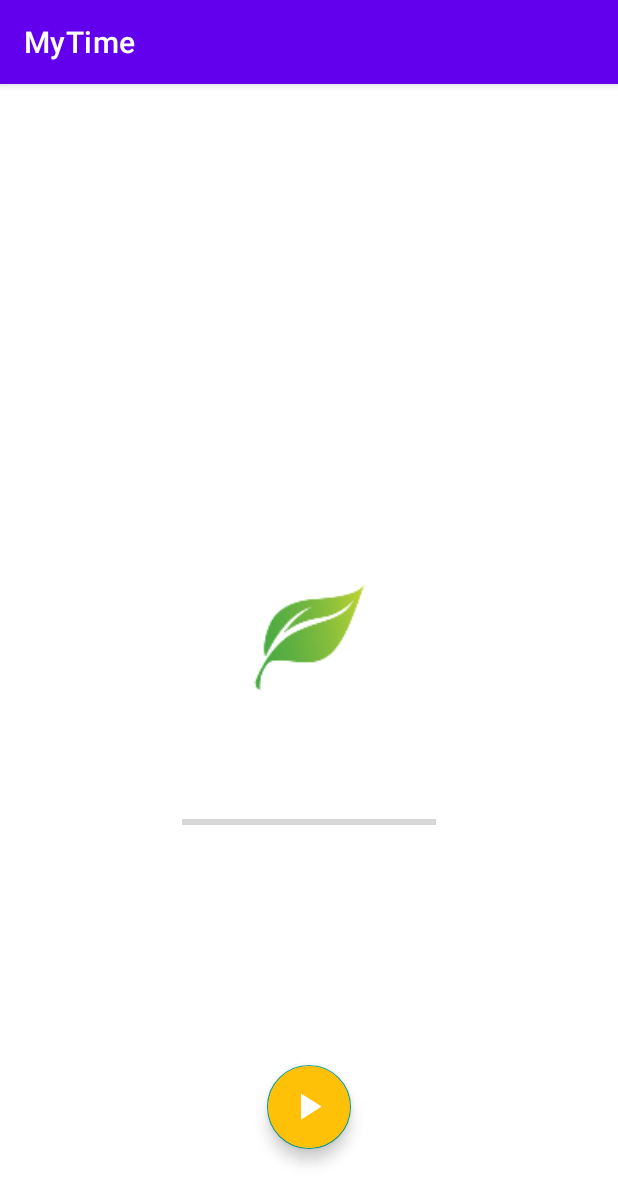
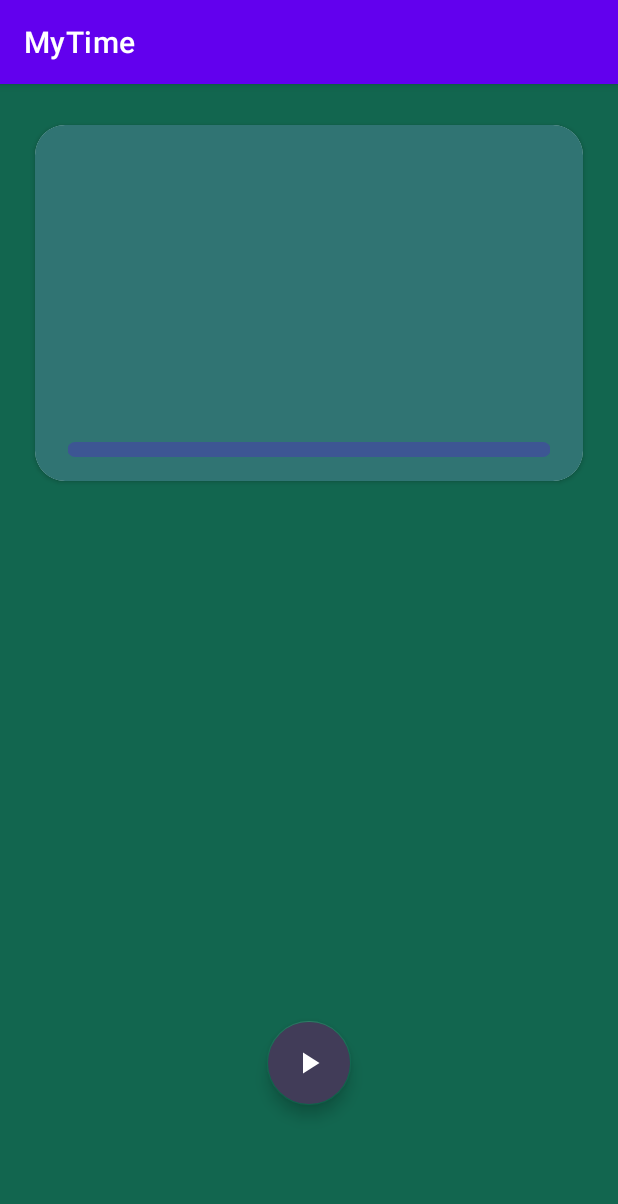
Before and after one commit to CamiloSinningUN/MyTime, an Android app: the screen it shows after launch (MainActivity), on a phone screen of 412 x 824 dp. Shown: the top 1204 px of the screen. Run offline under Robolectric (Android 15) with nearby library versions, the phone set to English and light mode, and no system bars.

Commit message:
new design

```diff
--- a/app/src/main/res/layout/activity_main.xml
+++ b/app/src/main/res/layout/activity_main.xml
@@ -4,44 +4,84 @@
     xmlns:tools="http://schemas.android.com/tools"
     android:layout_width="match_parent"
     android:layout_height="match_parent"
+    android:background="#12664F"
+    android:backgroundTint="#12664F"
     tools:context=".MainActivity">
 
-    <ProgressBar
-        android:id="@+id/progressBar"
-        style="?android:attr/progressBarStyleHorizontal"
-        android:layout_width="169dp"
-        android:layout_height="0dp"
-        android:layout_marginBottom="245dp"
+    <com.google.android.material.floatingactionbutton.FloatingActionButton
+        android:id="@+id/floatingActionButton2"
+        android:layout_width="wrap_content"
+        android:layout_height="wrap_content"
+        android:layout_marginBottom="87dp"
+        android:backgroundTint="#413C58"
+        android:clickable="true"
+        app:backgroundTint="#12664F"
         app:layout_constraintBottom_toBottomOf="parent"
         app:layout_constraintEnd_toEndOf="parent"
         app:layout_constraintStart_toStartOf="parent"
-        app:layout_constraintTop_toBottomOf="@+id/status" />
+        app:srcCompat="@drawable/ic_baseline_play_arrow_24" />
 
-    <ImageView
-        android:id="@+id/status"
-        android:layout_width="170dp"
+    <ScrollView
+        android:id="@+id/scrollView2"
+        android:layout_width="0dp"
         android:layout_height="0dp"
-        android:layout_marginTop="275dp"
-        android:layout_marginBottom="192dp"
-        app:layout_constraintBottom_toTopOf="@+id/play"
-        app:layout_constraintEnd_toEndOf="parent"
-        app:layout_constraintStart_toStartOf="parent"
-        app:layout_constraintTop_toTopOf="parent"
-        app:srcCompat="@mipmap/status_foreground" />
-
-    <com.google.android.material.floatingactionbutton.FloatingActionButton
-        android:id="@+id/play"
-        android:layout_width="wrap_content"
-        android:layout_height="wrap_content"
-        android:layout_marginBottom="58dp"
-        android:backgroundTint="#FFC107"
-        android:clickable="true"
-        app:backgroundTint="#009688"
         app:layout_constraintBottom_toBottomOf="parent"
         app:layout_constraintEnd_toEndOf="parent"
         app:layout_constraintStart_toStartOf="parent"
-        app:layout_constraintTop_toBottomOf="@+id/status"
-        app:maxImageSize="30dp"
-        app:srcCompat="@drawable/ic_baseline_play_arrow_24" />
+        app:layout_constraintTop_toTopOf="parent">
 
+        <LinearLayout
+            android:layout_width="match_parent"
+            android:layout_height="wrap_content"
+            android:orientation="vertical" />
+    </ScrollView>
+
+    <androidx.constraintlayout.widget.ConstraintLayout
+        android:id="@+id/constraintLayout"
+        android:layout_width="0dp"
+        android:layout_height="0dp"
+        android:background="#12664F"
+        android:backgroundTint="#12664F"
+        app:layout_constraintBottom_toBottomOf="parent"
+        app:layout_constraintEnd_toEndOf="parent"
+        app:layout_constraintStart_toStartOf="parent"
+        app:layout_constraintTop_toTopOf="parent">
+
+        <androidx.cardview.widget.CardView
+            android:id="@+id/cardView"
+            android:layout_width="365dp"
+            android:layout_height="237dp"
+            android:layout_marginStart="23dp"
+            android:layout_marginTop="27dp"
+            android:layout_marginEnd="23dp"
+            android:background="#307473"
+            android:elevation="5dp"
+            app:cardCornerRadius="20dp"
+            app:layout_constraintEnd_toEndOf="parent"
+            app:layout_constraintStart_toStartOf="parent"
+            app:layout_constraintTop_toTopOf="parent">
+
+            <androidx.constraintlayout.widget.ConstraintLayout
+                android:layout_width="match_parent"
+                android:layout_height="match_parent"
+                android:background="#307473">
+
+                <com.google.android.material.progressindicator.LinearProgressIndicator
+                    android:id="@+id/linearProgressIndicator2"
+                    android:layout_width="0dp"
+                    android:layout_height="15dp"
+                    android:layout_marginStart="22dp"
+                    android:layout_marginEnd="22dp"
+                    android:layout_marginBottom="16dp"
+                    android:indeterminate="false"
+
+                    app:trackThickness="10dp"
+                    app:trackCornerRadius="5dp"
+                    app:layout_constraintBottom_toBottomOf="parent"
+                    app:layout_constraintEnd_toEndOf="parent"
+                    app:layout_constraintStart_toStartOf="parent" />
+
+            </androidx.constraintlayout.widget.ConstraintLayout>
+        </androidx.cardview.widget.CardView>
+    </androidx.constraintlayout.widget.ConstraintLayout>
 </androidx.constraintlayout.widget.ConstraintLayout>
--- a/build.gradle
+++ b/build.gradle
@@ -8,7 +8,7 @@ buildscript {
     dependencies {
         classpath "com.android.tools.build:gradle:4.2.1"
         classpath "org.jetbrains.kotlin:kotlin-gradle-plugin:$kotlin_version"
-
+        //implementation("com.google.android.material:material:1.4.0-rc01")
         // NOTE: Do not place your application dependencies here; they belong
         // in the individual module build.gradle files
     }
```
